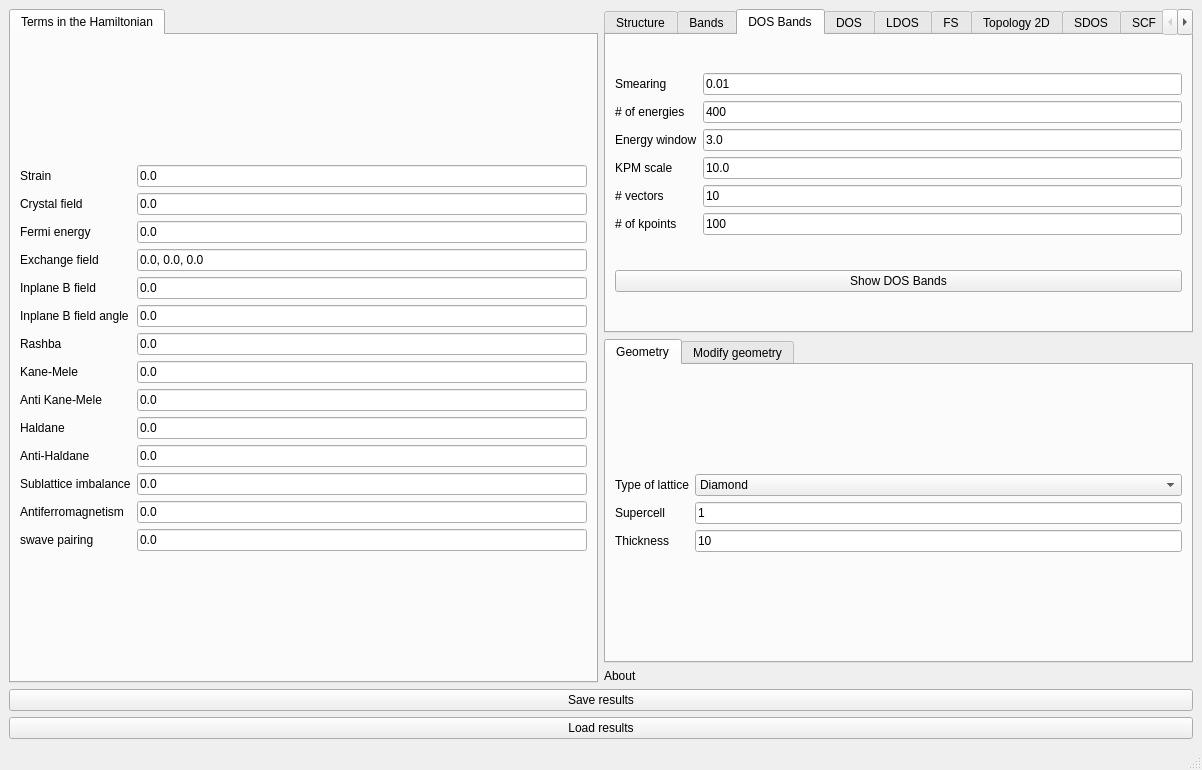
Qt form interface-pyqt/2dslab/interface.ui (joselado/quantum-lattice) before a commit.
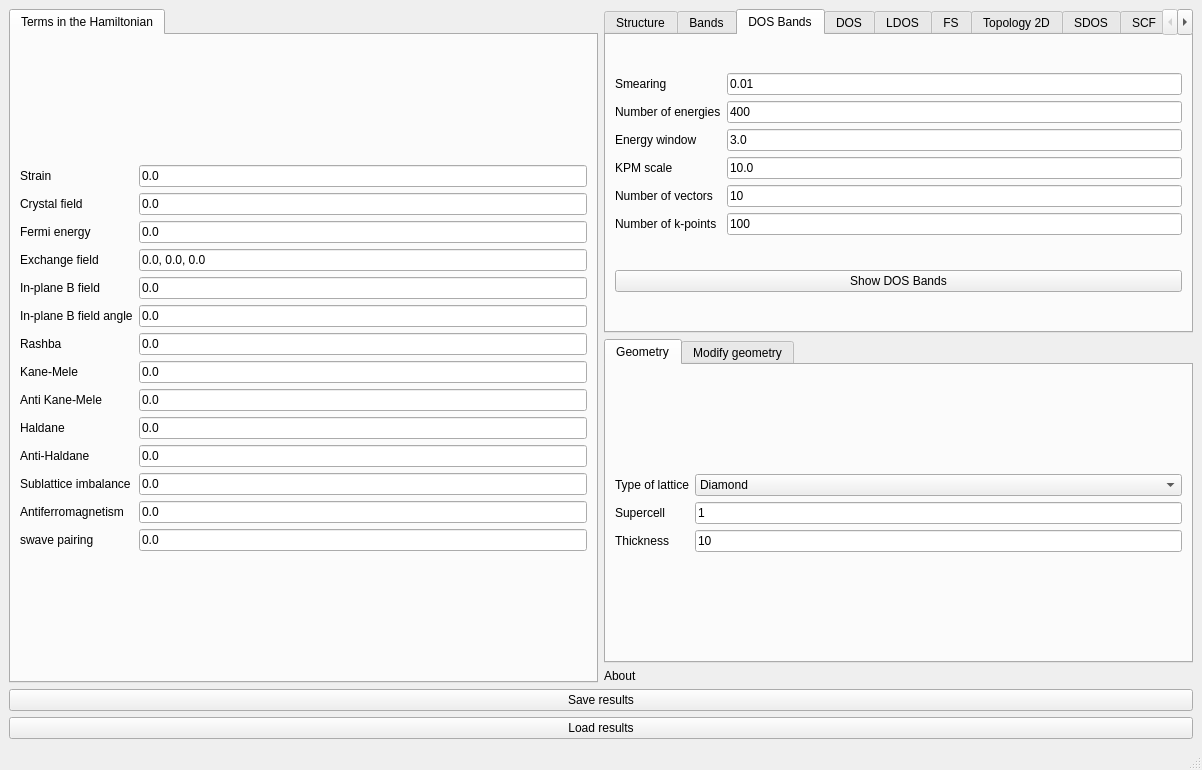
The same form after that commit. The open tabs and pages were chosen to show the change. Custom widgets are drawn as their Qt base class.

Patch:
```diff
--- a/interface-pyqt/2dslab/interface.ui
+++ b/interface-pyqt/2dslab/interface.ui
@@ -321,7 +321,7 @@
           <item row="4" column="0">
            <widget class="BodyLabel" name="label_37">
             <property name="text">
-             <string>Inplane B field</string>
+             <string>In-plane B field</string>
             </property>
            </widget>
           </item>
@@ -348,7 +348,7 @@
           <item row="5" column="0">
            <widget class="BodyLabel" name="label_38">
             <property name="text">
-             <string>Inplane B field angle</string>
+             <string>In-plane B field angle</string>
             </property>
            </widget>
           </item>
@@ -528,7 +528,7 @@
           <item row="1" column="0">
            <widget class="BodyLabel" name="label_28">
             <property name="text">
-             <string># of energies</string>
+             <string>Number of energies</string>
             </property>
            </widget>
           </item>
@@ -563,7 +563,7 @@
           <item row="4" column="0">
            <widget class="BodyLabel" name="label_31">
             <property name="text">
-             <string># vectors</string>
+             <string>Number of vectors</string>
             </property>
            </widget>
           </item>
@@ -577,7 +577,7 @@
           <item row="5" column="0">
            <widget class="BodyLabel" name="label_nk_kbands">
             <property name="text">
-             <string># of kpoints</string>
+             <string>Number of k-points</string>
             </property>
            </widget>
           </item>
```
Left out of the diff: 20 changed lines with no effect on the pictures.
